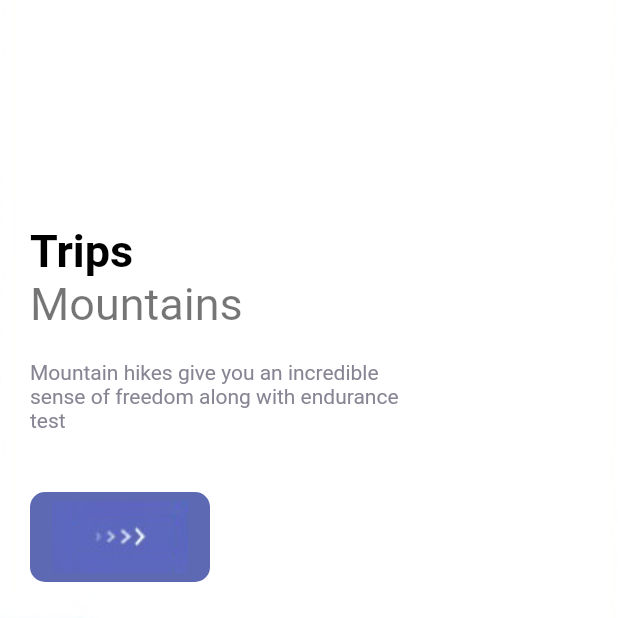
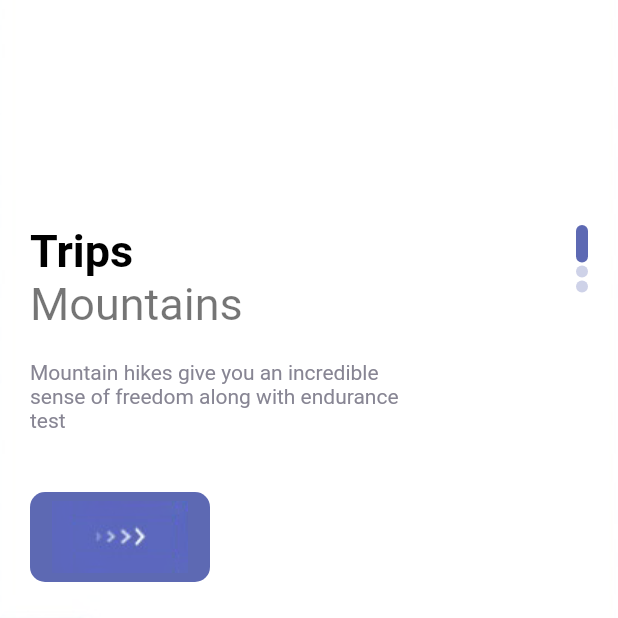
Before and after one commit to anthony-code-hub/Travel_Flutter, a Flutter app: the screen it shows after launch, on a phone screen of 412 x 824 dp, the top half of it. Run offline on Flutter 3.47's test engine with Material 2 defaults, Android fonts, the phone set to English and light mode, and no system bars.

Commit message:
add page indicator

```diff
--- a/lib/pages/welcome_page.dart
+++ b/lib/pages/welcome_page.dart
@@ -22,6 +22,7 @@ class _WelcomePageState extends State<WelcomePage> {
   Widget build(BuildContext context) {
     return Scaffold(
       body: PageView.builder(
+        scrollDirection: Axis.vertical,
         itemCount: images.length,
         itemBuilder: (_, index) {
           return Container(
@@ -42,6 +43,7 @@ class _WelcomePageState extends State<WelcomePage> {
                   right: 20
               ),
               child: Row(
+                mainAxisAlignment: MainAxisAlignment.spaceBetween,
                 children: [
                   Column(
                     crossAxisAlignment: CrossAxisAlignment.start,
@@ -68,6 +70,21 @@ class _WelcomePageState extends State<WelcomePage> {
                       ),
                       ResponsiveButton(width: 120,)
                     ],
+                  ),
+                  Column(
+                    children: List.generate(3, (indexDots) {
+                        return Container(
+                          margin: const EdgeInsets.only(bottom: 2),
+                          width: 8,
+                          height: index == indexDots ? 25 : 8,
+                          decoration: BoxDecoration(
+                            borderRadius: BorderRadius.circular(8),
+                            color: index == indexDots ?
+                            AppColors.mainColor :
+                            AppColors.mainColor.withOpacity(0.3)
+                          ),
+                        );
+                      }),
                   )
                 ],
               ),
```
